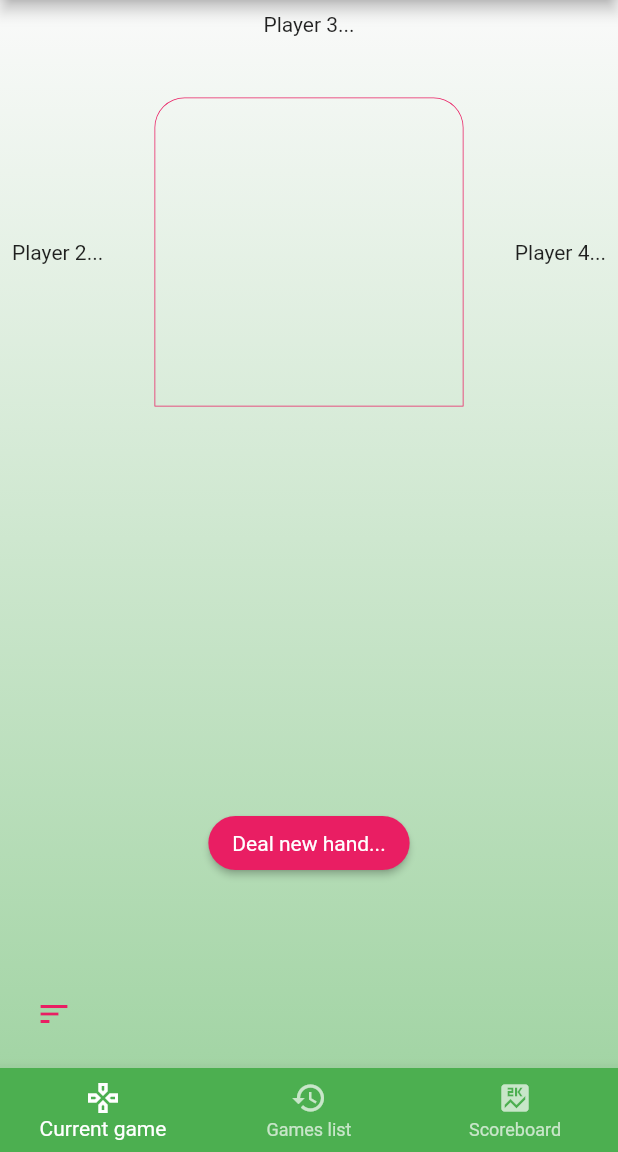
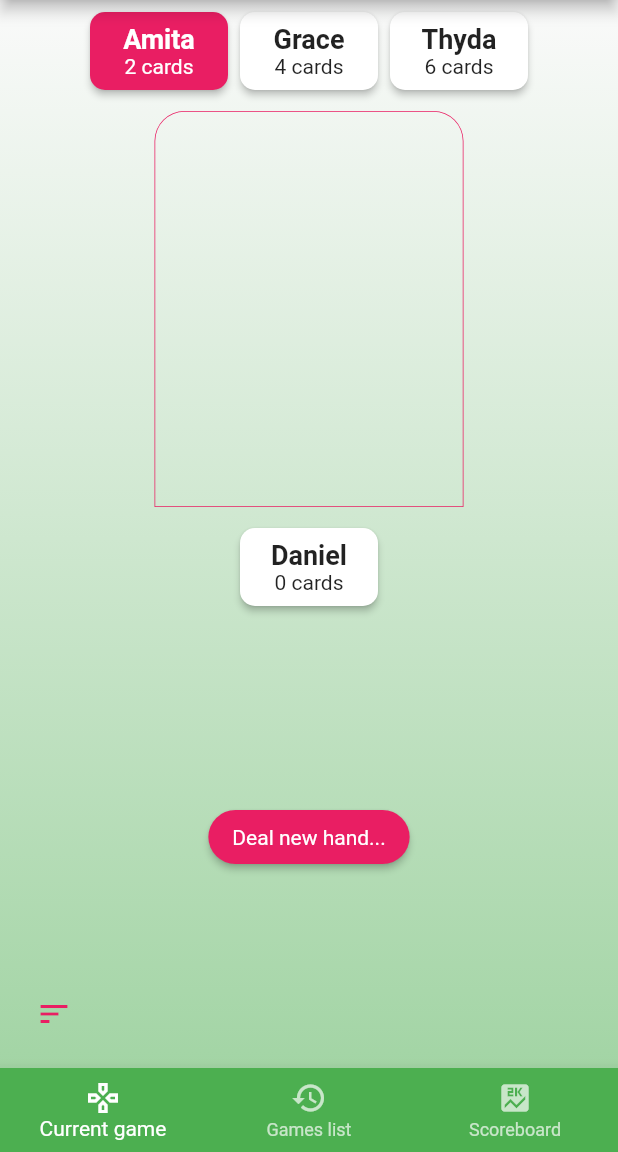
Before and after one commit to danielkerwin/thirteen_app, a Flutter app: the screen it shows once a user with an empty profile is signed in, on a phone screen of 412 x 824 dp, the part 84-1236 px from its top. Run offline on Flutter 3.47's test engine with Material 2 defaults, Android fonts, the phone set to English and light mode, and no system bars; our stand-ins replace cloud_firestore, firebase_auth, firebase_core, font_awesome_flutter; accounts and stored records are empty.

Commit message:
feat: adding opponent styles

```diff
--- a/lib/providers/game.provider.dart
+++ b/lib/providers/game.provider.dart
@@ -22,7 +22,7 @@ class Game with ChangeNotifier {
     return {..._selectedCardsInHand};
   }
 
-  set cards(List<GameCard> cards) {
+  set cardsInHand(List<GameCard> cards) {
     _cardsInHand = cards;
     notifyListeners();
   }
--- a/lib/screens/game.screen.dart
+++ b/lib/screens/game.screen.dart
@@ -9,6 +9,8 @@ import '../providers/ui.provider.dart';
 import '../widgets/bottom_nav.dart';
 import '../widgets/game_hand.dart';
 import '../widgets/game_table.dart';
+import '../widgets/game_opponents.dart';
+import '../widgets/game_user.dart';
 import '../widgets/side_drawer.dart';
 
 class GameScreen extends StatelessWidget {
@@ -49,6 +51,7 @@ class GameScreen extends StatelessWidget {
         ],
       ),
       body: Container(
+        padding: const EdgeInsets.all(4.0),
         decoration: BoxDecoration(
           gradient: LinearGradient(
             begin: Alignment.topCenter,
@@ -61,32 +64,24 @@ class GameScreen extends StatelessWidget {
         ),
         child: Column(
           children: [
+            const GameOpponents(),
+            const SizedBox(
+              height: 10,
+            ),
             Expanded(
-              child: Column(
-                children: [
-                  const Padding(
-                    padding: EdgeInsets.all(8.0),
-                    child: Text('Player 3...'),
-                  ),
-                  const SizedBox(
-                    height: 25,
-                  ),
-                  Padding(
-                    padding: const EdgeInsets.all(8.0),
-                    child: Row(
-                      mainAxisAlignment: MainAxisAlignment.spaceBetween,
-                      children: [
-                        const Text('Player 2...'),
-                        Consumer<Game>(
+              child: Consumer<Game>(
                 builder: (_, game, __) => GameTable(
                   cards: game.cardsOnTable,
                 ),
               ),
-                        const Text('Player 4...'),
-                      ],
             ),
+            const SizedBox(
+              height: 10,
             ),
-                ],
+            Consumer<Game>(
+              builder: (_, game, __) => GameUser(
+                username: 'Daniel',
+                cards: game.cardsInHand.length,
               ),
             ),
             SizedBox(
--- /dev/null
+++ b/lib/widgets/game_opponents.dart
@@ -0,0 +1,23 @@
+import 'package:flutter/material.dart';
+
+import 'game_user.dart';
+
+class GameOpponents extends StatelessWidget {
+  const GameOpponents({Key? key}) : super(key: key);
+
+  @override
+  Widget build(BuildContext context) {
+    return Row(
+      mainAxisAlignment: MainAxisAlignment.center,
+      children: const [
+        GameUser(
+          username: 'Amita',
+          cards: 2,
+          isActive: true,
+        ),
+        GameUser(username: 'Grace', cards: 4),
+        GameUser(username: 'Thyda', cards: 6),
+      ],
+    );
+  }
+}
--- /dev/null
+++ b/lib/widgets/game_user.dart
@@ -0,0 +1,49 @@
+import 'package:flutter/material.dart';
+
+class GameUser extends StatelessWidget {
+  final String username;
+  final int cards;
+  final bool isActive;
+
+  const GameUser({
+    Key? key,
+    required this.username,
+    required this.cards,
+    this.isActive = false,
+  }) : super(key: key);
+
+  @override
+  Widget build(BuildContext context) {
+    return SizedBox(
+      height: 60,
+      width: 100,
+      child: Card(
+        elevation: 2,
+        color: isActive ? Theme.of(context).colorScheme.secondary : null,
+        child: Column(
+          mainAxisAlignment: MainAxisAlignment.center,
+          children: [
+            Text(
+              username,
+              textAlign: TextAlign.justify,
+              style: TextStyle(
+                fontWeight: FontWeight.bold,
+                fontSize: 18,
+                color:
+                    isActive ? Theme.of(context).colorScheme.onSecondary : null,
+              ),
+            ),
+            Text(
+              '$cards cards',
+              textAlign: TextAlign.center,
+              style: TextStyle(
+                color:
+                    isActive ? Theme.of(context).colorScheme.onSecondary : null,
+              ),
+            )
+          ],
+        ),
+      ),
+    );
+  }
+}
```
Also changed, not shown: 1 other file. Lines whose indentation alone changed are shown as unchanged.
